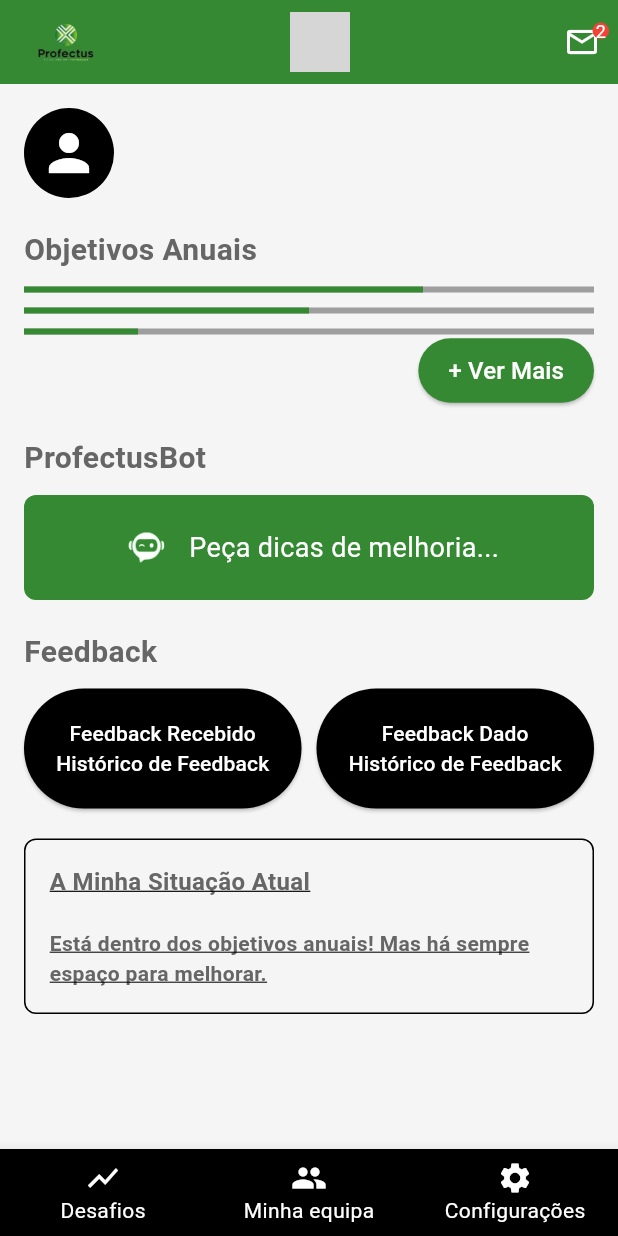
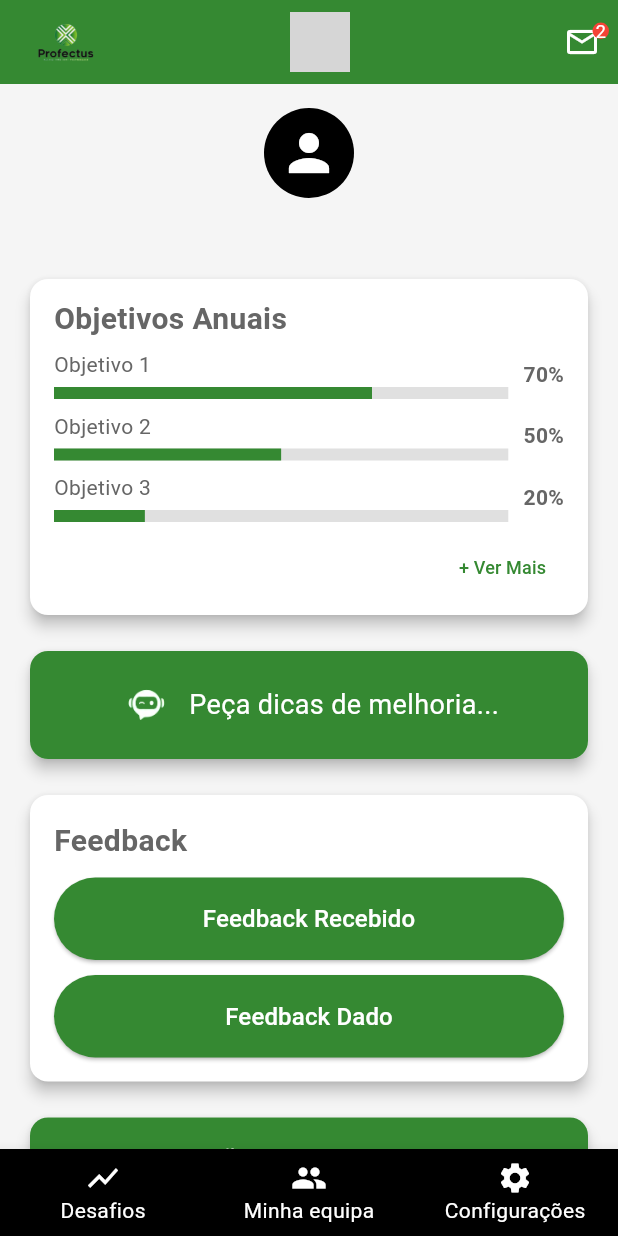
Before and after one commit to FernasGui/Profectus, a Flutter app: the PrincipalPage screen opened directly, on a phone screen of 412 x 824 dp. Run offline on Flutter 3.47's test engine with Material 3 defaults, Android fonts, the phone set to English and light mode, and no system bars; our stand-ins replace cloud_firestore, cloud_functions, firebase_auth, firebase_core; missing offline and left inert: firebase_app_check; accounts and stored records are empty; grey boxes are pictures that could not be loaded.

Commit message:
1ºcommit da mafalda

```diff
--- a/lib/pagsecundarias/feedbackrecebido.dart
+++ b/lib/pagsecundarias/feedbackrecebido.dart
@@ -88,7 +88,7 @@ class FeedbackRecebidoPage extends StatelessWidget {
                   ),
                 ],
               ),
-              trailing: const Icon(Icons.comment, color: Colors.black),
+              trailing: const Icon(Icons.add, color: Colors.black),
             ),
           );
         },
--- a/lib/pagsecundarias/vermais.dart
+++ b/lib/pagsecundarias/vermais.dart
@@ -170,7 +170,7 @@ class _VerMaisPageState extends State<VerMaisPage> {
                   ),
                   const SizedBox(height: 20),
                   const Text(
-                    'Objetivos Anuais',
+                    'Objetivos',
                     style: TextStyle(fontSize: 20, fontWeight: FontWeight.bold),
                   ),
                   const SizedBox(height: 10),
--- a/lib/principalPage.dart
+++ b/lib/principalPage.dart
@@ -7,6 +7,7 @@ import 'package:profectus/pagsecundarias/configuracao.dart';
 import 'package:profectus/pagsecundarias/vermais.dart';
 import 'package:profectus/pagsecundarias/mensagens.dart';
 import 'package:profectus/pagsecundarias/feedbackrecebido.dart';
+import 'package:profectus/pagsecundarias/feedbackdado.dart';
 import 'package:cloud_firestore/cloud_firestore.dart';
 
 class PrincipalPage extends StatefulWidget {
@@ -49,15 +50,8 @@ class _PrincipalPageState extends State<PrincipalPage> {
             _userEmail = user.email ?? 'No Email';
             _isLoading = false;
           });
-        } else {
-          setState(() {
-            _userName = 'Sem nome';
-            _userEmail = user.email ?? 'No Email';
-            _isLoading = false;
-          });
         }
       } catch (e) {
-        print('Erro ao buscar dados do utilizador: $e');
         setState(() {
           _userName = 'Erro ao carregar';
           _userEmail = 'No Email';
@@ -118,10 +112,7 @@ class _PrincipalPageState extends State<PrincipalPage> {
               IconButton(
                 icon: const Icon(Icons.mail_outline, color: Colors.white),
                 onPressed: () {
-                  Navigator.push(
-                    context,
-                    MaterialPageRoute(builder: (context) => MensagensPage()),
-                  );
+                  Navigator.push(context, MaterialPageRoute(builder: (context) => MensagensPage()));
                 },
               ),
               Positioned(
@@ -129,14 +120,8 @@ class _PrincipalPageState extends State<PrincipalPage> {
                 top: 6,
                 child: Container(
                   padding: const EdgeInsets.all(2),
-                  decoration: const BoxDecoration(
-                    color: Colors.red,
-                    shape: BoxShape.circle,
-                  ),
-                  child: const Text(
-                    '2',
-                    style: TextStyle(color: Colors.white, fontSize: 12),
-                  ),
+                  decoration: const BoxDecoration(color: Colors.red, shape: BoxShape.circle),
+                  child: const Text('2', style: TextStyle(color: Colors.white, fontSize: 12)),
                 ),
               ),
             ],
@@ -150,114 +135,15 @@ class _PrincipalPageState extends State<PrincipalPage> {
               child: Column(
                 crossAxisAlignment: CrossAxisAlignment.start,
                 children: [
-                  Row(
-                    children: [
-                      const CircleAvatar(
-                        radius: 30,
-                        backgroundColor: Colors.black,
-                        child: Icon(Icons.person, color: Colors.white, size: 40),
-                      ),
-                      const SizedBox(width: 10),
-                      Column(
-                        crossAxisAlignment: CrossAxisAlignment.start,
-                        children: [
-                          Text(
-                            _userName,
-                            style: const TextStyle(fontSize: 18, fontWeight: FontWeight.bold),
-                          ),
-                        ],
-                      ),
-                    ],
-                  ),
-                  const SizedBox(height: 20),
-                  const Text('Objetivos Anuais', style: TextStyle(fontSize: 20, fontWeight: FontWeight.bold)),
-                  const SizedBox(height: 10),
-                  LinearProgressIndicator(value: 0.7, backgroundColor: Colors.grey, color: Color(0xFF358932)),
-                  const SizedBox(height: 10),
-                  LinearProgressIndicator(value: 0.5, backgroundColor: Colors.grey, color: Color(0xFF358932)),
-                  const SizedBox(height: 10),
-                  LinearProgressIndicator(value: 0.2, backgroundColor: Colors.grey, color: Color(0xFF358932)),
-                  Align(
-                    alignment: Alignment.centerRight,
-                    child: ElevatedButton(
-                      style: ElevatedButton.styleFrom(
-                        backgroundColor: const Color(0xFF358932),
-                        padding: const EdgeInsets.symmetric(horizontal: 20, vertical: 10),
-                      ),
-                      onPressed: () {
-                        Navigator.push(context, MaterialPageRoute(builder: (context) => VerMaisPage()));
-                      },
-                      child: const Text('+ Ver Mais', style: TextStyle(color: Colors.white, fontSize: 16)),
-                    ),
-                  ),
-                  const SizedBox(height: 20),
-                  const Text('ProfectusBot', style: TextStyle(fontSize: 20, fontWeight: FontWeight.bold)),
-                  const SizedBox(height: 10),
-                  Container(
-                    width: double.infinity,
-                    padding: const EdgeInsets.symmetric(vertical: 15),
-                    decoration: BoxDecoration(color: Color(0xFF358932), borderRadius: BorderRadius.circular(8)),
-                    child: Row(
-                      mainAxisAlignment: MainAxisAlignment.center,
-                      children: [
-                        Image.asset('imagens/bot.png', height: 40),
-                        const SizedBox(width: 10),
-                        const Text('Peça dicas de melhoria...', style: TextStyle(fontSize: 18, color: Colors.white)),
-                      ],
-                    ),
-                  ),
-                  const SizedBox(height: 20),
-                  const Text('Feedback', style: TextStyle(fontSize: 20, fontWeight: FontWeight.bold)),
-                  const SizedBox(height: 10),
-                  Row(
-                    mainAxisAlignment: MainAxisAlignment.spaceEvenly,
-                    children: [
-                      Expanded(
-                        child: ElevatedButton(
-                          style: ElevatedButton.styleFrom(
-                            backgroundColor: Colors.black,
-                            padding: const EdgeInsets.symmetric(vertical: 20),
-                            shape: RoundedRectangleBorder(borderRadius: BorderRadius.circular(50)),
-                            fixedSize: const Size.fromHeight(80),
-                          ),
-                          onPressed: () {
-                            Navigator.push(context, MaterialPageRoute(builder: (context) => const FeedbackRecebidoPage()));
-                          },
-                          child: const Text('Feedback Recebido\nHistórico de Feedback', textAlign: TextAlign.center, style: TextStyle(fontSize: 14, color: Colors.white)),
-                        ),
-                      ),
-                      const SizedBox(width: 10),
-                      Expanded(
-                        child: ElevatedButton(
-                          style: ElevatedButton.styleFrom(
-                            backgroundColor: Colors.black,
-                            padding: const EdgeInsets.symmetric(vertical: 20),
-                            shape: RoundedRectangleBorder(borderRadius: BorderRadius.circular(50)),
-                            fixedSize: const Size.fromHeight(80),
-                          ),
-                          onPressed: () {},
-                          child: const Text('Feedback Dado\nHistórico de Feedback', textAlign: TextAlign.center, style: TextStyle(fontSize: 14, color: Colors.white)),
-                        ),
-                      ),
-                    ],
-                  ),
-                  const SizedBox(height: 20),
-                  Container(
-                    padding: const EdgeInsets.all(16),
-                    decoration: BoxDecoration(border: Border.all(color: Colors.black), borderRadius: BorderRadius.circular(8)),
-                    child: const Text.rich(
-                      TextSpan(
-                        text: 'A Minha Situação Atual\n',
-                        style: TextStyle(fontSize: 16, fontWeight: FontWeight.bold, decoration: TextDecoration.underline),
-                        children: [
-                          TextSpan(
-                            text: '\nEstá dentro dos objetivos anuais! Mas há sempre espaço para melhorar.',
-                            style: TextStyle(fontSize: 14),
-                          ),
-                        ],
-                      ),
-                    ),
-                  ),
+                  _buildProfileSection(),
+                  const SizedBox(height: 16),
+                  _buildObjectivesCard(),
+                  const SizedBox(height: 16),
+                  _buildBotCard(),
+                  const SizedBox(height: 16),
+                  _buildFeedbackCard(),
+                  const SizedBox(height: 16),
+                  _buildSituationCard(),
                 ],
               ),
             ),
@@ -277,4 +163,177 @@ class _PrincipalPageState extends State<PrincipalPage> {
       ),
     );
   }
+
+Widget _buildProfileSection() {
+  return Center(
+    child: Column(
+      children: [
+        const CircleAvatar(
+          radius: 30,
+          backgroundColor: Colors.black,
+          child: Icon(Icons.person, color: Colors.white, size: 40),
+        ),
+        const SizedBox(height: 8), // menos espaço entre avatar e nome
+        Text(
+          _userName,
+          style: const TextStyle(fontSize: 18, fontWeight: FontWeight.bold),
+          textAlign: TextAlign.center,
+        ),
+      ],
+    ),
+  );
 }
+
+Widget _buildObjectivesCard() {
+  return Card(
+    elevation: 4,
+    shape: RoundedRectangleBorder(borderRadius: BorderRadius.circular(12)),
+    child: Padding(
+      padding: const EdgeInsets.fromLTRB(16, 12, 16, 8), // <- reduzido o top padding (16 → 12)
+      child: Column(
+        crossAxisAlignment: CrossAxisAlignment.start,
+        children: [
+          const Text('Objetivos Anuais', style: TextStyle(fontSize: 20, fontWeight: FontWeight.bold)),
+          const SizedBox(height: 6), // <- menos espaço entre título e primeiro objetivo
+          _buildProgressRow('Objetivo 1', 0.7),
+          const SizedBox(height: 8),
+          _buildProgressRow('Objetivo 2', 0.5),
+          const SizedBox(height: 8),
+          _buildProgressRow('Objetivo 3', 0.2),
+          const SizedBox(height: 6),
+          Align(
+            alignment: Alignment.centerRight,
+            child: TextButton(
+              onPressed: () {
+                Navigator.push(context, MaterialPageRoute(builder: (context) => VerMaisPage()));
+              },
+              child: const Text('+ Ver Mais', style: TextStyle(color: Color(0xFF358932), fontSize: 12)),
+            ),
+          ),
+        ],
+      ),
+    ),
+  );
+}
+
+  Widget _buildProgressRow(String label, double value) {
+    return Row(
+      children: [
+        Expanded(
+          child: Column(
+            crossAxisAlignment: CrossAxisAlignment.start,
+            children: [
+              Text(label, style: const TextStyle(fontSize: 14)),
+              const SizedBox(height: 5),
+              LinearProgressIndicator(
+                value: value,
+                backgroundColor: Colors.grey[300],
+                color: const Color(0xFF358932),
+                minHeight: 8,
+              ),
+            ],
+          ),
+        ),
+        const SizedBox(width: 10),
+        Text('${(value * 100).toInt()}%', style: const TextStyle(fontSize: 14, fontWeight: FontWeight.bold)),
+      ],
+    );
+  }
+
+  Widget _buildBotCard() {
+    return Card(
+      elevation: 4,
+      shape: RoundedRectangleBorder(borderRadius: BorderRadius.circular(12)),
+      child: Container(
+        width: double.infinity,
+        padding: const EdgeInsets.all(16),
+        decoration: BoxDecoration(
+          borderRadius: BorderRadius.circular(12),
+          color: const Color(0xFF358932),
+        ),
+        child: Row(
+          mainAxisAlignment: MainAxisAlignment.center,
+          children: [
+            Image.asset('imagens/bot.png', height: 40),
+            const SizedBox(width: 10),
+            const Text('Peça dicas de melhoria...', style: TextStyle(fontSize: 18, color: Colors.white)),
+          ],
+        ),
+      ),
+    );
+  }
+
+  Widget _buildFeedbackCard() {
+    return Card(
+      elevation: 4,
+      shape: RoundedRectangleBorder(borderRadius: BorderRadius.circular(12)),
+      child: Padding(
+        padding: const EdgeInsets.all(16),
+        child: Column(
+          crossAxisAlignment: CrossAxisAlignment.start,
+          children: [
+            const Text('Feedback', style: TextStyle(fontSize: 20, fontWeight: FontWeight.bold)),
+            const SizedBox(height: 10),
+            Column(
+              children: [
+                _buildFeedbackButton('Feedback Recebido', FeedbackRecebidoPage()),
+                const SizedBox(height: 10),
+                _buildFeedbackButton('Feedback Dado', FeedbackDadoPage()),
+              ],
+            ),
+          ],
+        ),
+      ),
+    );
+  }
+
+  Widget _buildFeedbackButton(String text, Widget page) {
+    return SizedBox(
+      width: double.infinity,
+      child: ElevatedButton(
+        style: ElevatedButton.styleFrom(
+          backgroundColor: const Color(0xFF358932),
+          shape: RoundedRectangleBorder(borderRadius: BorderRadius.circular(30)),
+          padding: const EdgeInsets.symmetric(vertical: 16),
+        ),
+        onPressed: () {
+          Navigator.push(context, MaterialPageRoute(builder: (context) => page));
+        },
+        child: Text(text, style: const TextStyle(color: Colors.white, fontSize: 16)),
+      ),
+    );
+  }
+
+Widget _buildSituationCard() {
+  return Card(
+    elevation: 4,
+    shape: RoundedRectangleBorder(borderRadius: BorderRadius.circular(12)),
+    child: Container(
+      decoration: BoxDecoration(
+        color: const Color(0xFF358932),
+        borderRadius: BorderRadius.circular(12),
+      ),
+      padding: const EdgeInsets.all(16),
+      child: Column(
+        crossAxisAlignment: CrossAxisAlignment.start,
+        children: const [
+          Text(
+            'A Minha Situação Atual',
+            style: TextStyle(
+              fontSize: 16,
+              fontWeight: FontWeight.bold,
+              color: Colors.white,
+            ),
+          ),
+          SizedBox(height: 8),
+          Text(
+            'Está dentro dos objetivos anuais! Mas há sempre espaço para melhorar.',
+            style: TextStyle(fontSize: 14, color: Colors.white),
+          ),
+        ],
+      ),
+    ),
+  );
+}
+
+}
```
Also changed, not shown: lib/pagsecundarias/feedbackdado.dart (+98 -0 lines).
